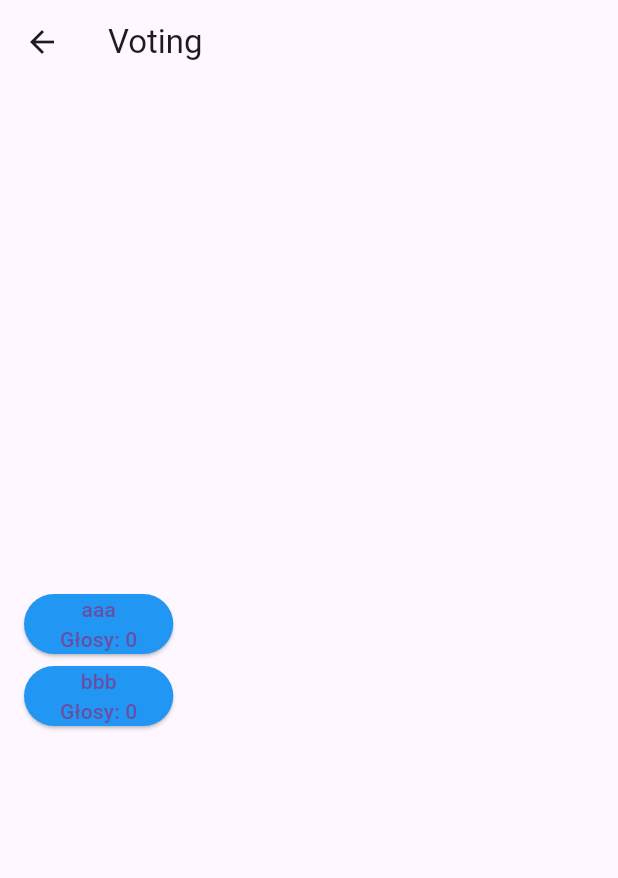
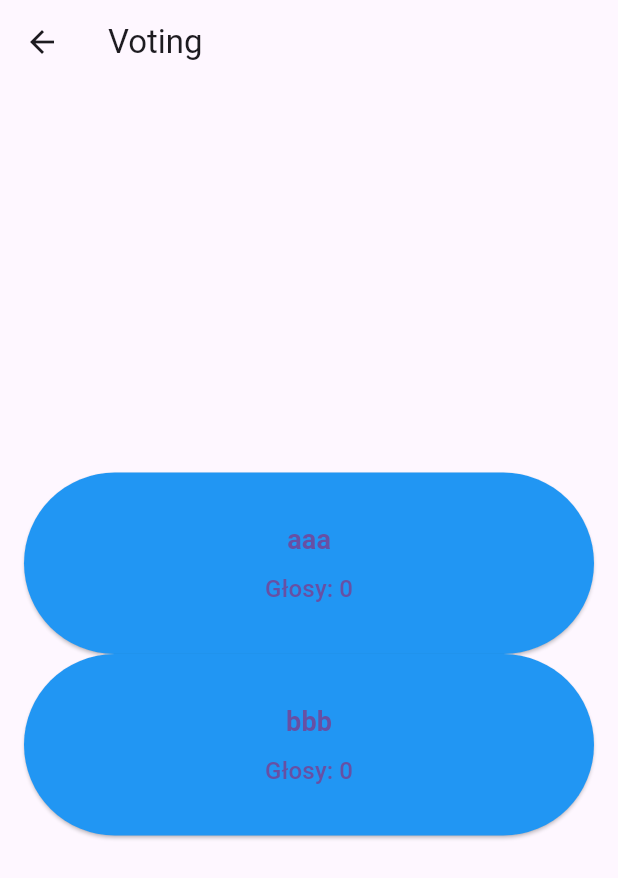
Before and after one commit to sh4dqwx/Mafia, a Flutter app: the VotingPage screen opened directly, on a phone screen of 412 x 824 dp. Shown: the top 878 px of the screen. Run offline on Flutter 3.47's test engine with Material 3 defaults, Android fonts, the phone set to English and light mode, and no system bars; our stand-ins replace fluttertoast; missing offline and left inert: dart:ffi, stomp_dart_client.

Commit message:
zmiana widoku glosowania na ladniejszy, powiekszony i wysrodkowany

```diff
--- a/mobile/lib/views/Voting.dart
+++ b/mobile/lib/views/Voting.dart
@@ -52,6 +52,7 @@ class VotingBody extends StatelessWidget {
                   onPressed: () => viewModel.vote(player.nickname) ,
                   votesCount: votesCount[player.nickname] ?? 0,
                 ),
+              SizedBox(height: 8.0),
             ],
           ),
         );
@@ -74,16 +75,39 @@ class PlayerButton extends StatelessWidget {
 
   @override
   Widget build(BuildContext context) {
-    return ElevatedButton(
+    return SizedBox(
+      width: double.infinity,
+      child: ElevatedButton(
         onPressed: player.canVote ? onPressed : null,
+        child: Padding(
+          padding: const EdgeInsets.symmetric(vertical: 16.0),
           child: Column(
+            mainAxisAlignment: MainAxisAlignment.center,
+            crossAxisAlignment: CrossAxisAlignment.center,
             children: [
-          Text(player.nickname),
-          Text('Głosy: $votesCount'),
+              Text(
+                player.nickname,
+                style: TextStyle(
+                  fontSize: 18.0, // Powiększamy czcionkę
+                  fontWeight: FontWeight.bold, // Opcjonalnie, dodajemy pogrubienie
+                ),
+              ),
+              SizedBox(height: 8.0), // Dodajemy odstęp między nazwą gracza a liczbą głosów
+              Text(
+                'Głosy: $votesCount',
+                style: TextStyle(
+                  fontSize: 16.0, // Powiększamy czcionkę
+                ),
+              ),
             ],
+          ),
         ),
         style: ButtonStyle(
           backgroundColor: MaterialStateProperty.all<Color>(Colors.blue),
+          padding: MaterialStateProperty.all<EdgeInsetsGeometry>(
+            EdgeInsets.all(16.0), // Dodajemy wypełnienie dla przycisku
+          ),
+        ),
       ),
     );
   }
```
Lines whose indentation alone changed are shown as unchanged.
